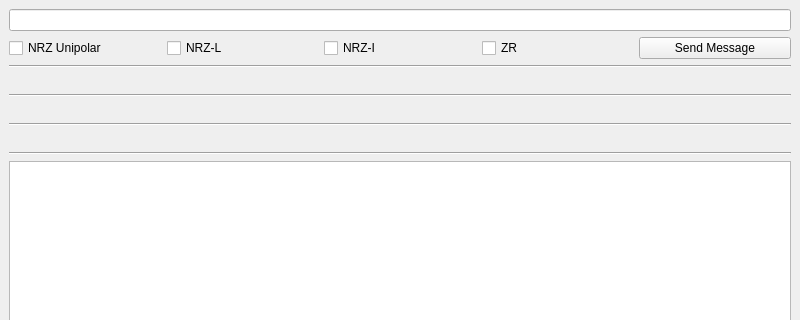
Above: ModeloQTDesigner.ui from WagnerRua/BinarySequenceSenderSimulator before the change; both pictures show x 0 to 800 and y 0 to 320 of the 800 by 600 pixel window. Below: the same form after it.
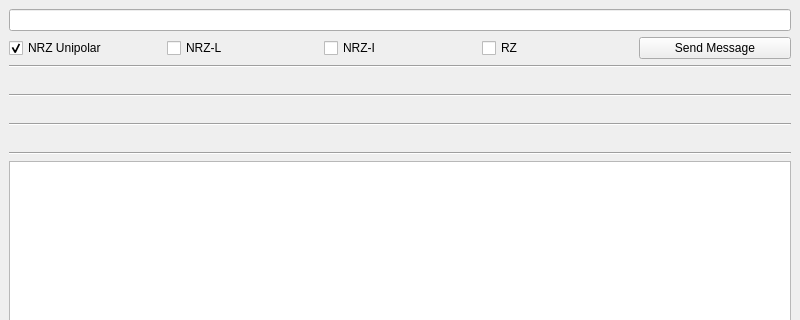
That is the form after the change. Custom widgets are drawn as their Qt base class.

```diff
--- a/ModeloQTDesigner.ui
+++ b/ModeloQTDesigner.ui
@@ -29,6 +29,12 @@
         <property name="text">
          <string>NRZ Unipolar</string>
         </property>
+        <property name="checked">
+         <bool>true</bool>
+        </property>
+        <property name="autoExclusive">
+         <bool>true</bool>
+        </property>
        </widget>
       </item>
       <item>
@@ -48,7 +54,10 @@
       <item>
        <widget class="QCheckBox" name="checkBoxZR">
         <property name="text">
-         <string>ZR</string>
+         <string>RZ</string>
+        </property>
+        <property name="autoExclusive">
+         <bool>true</bool>
         </property>
        </widget>
       </item>
```
Left out of the diff: 14 changed lines with no effect on the pictures.
